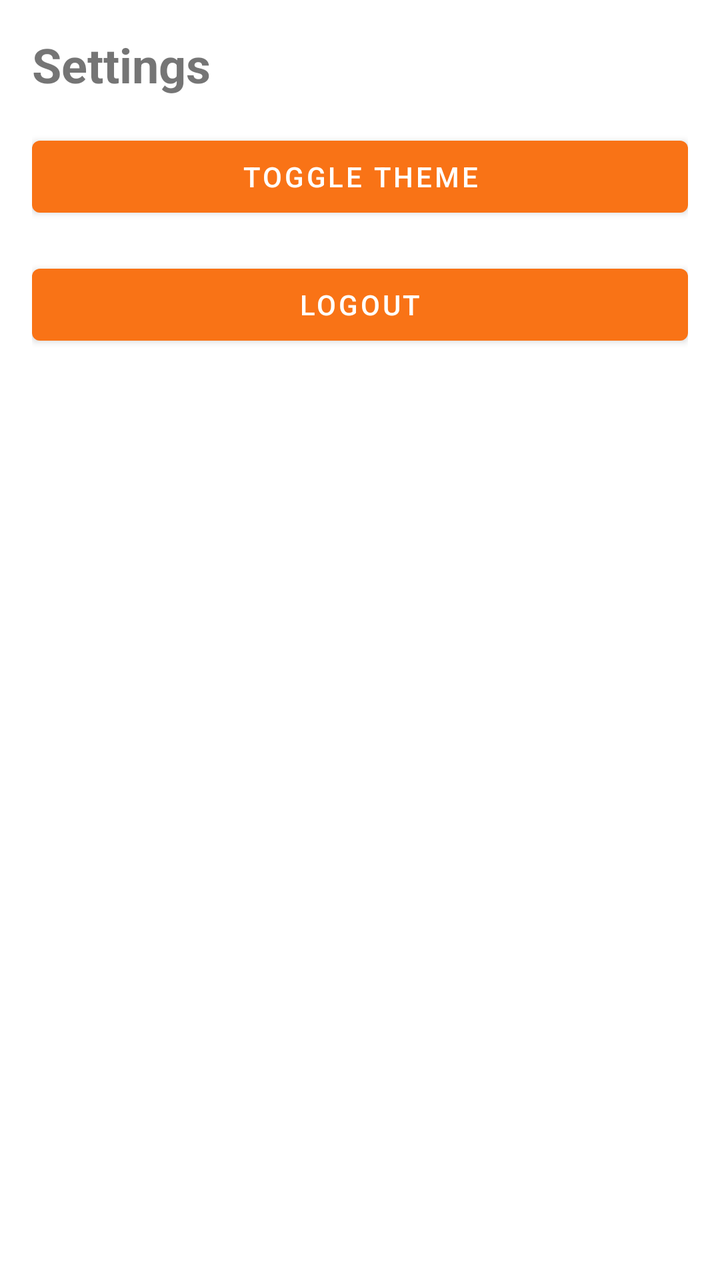
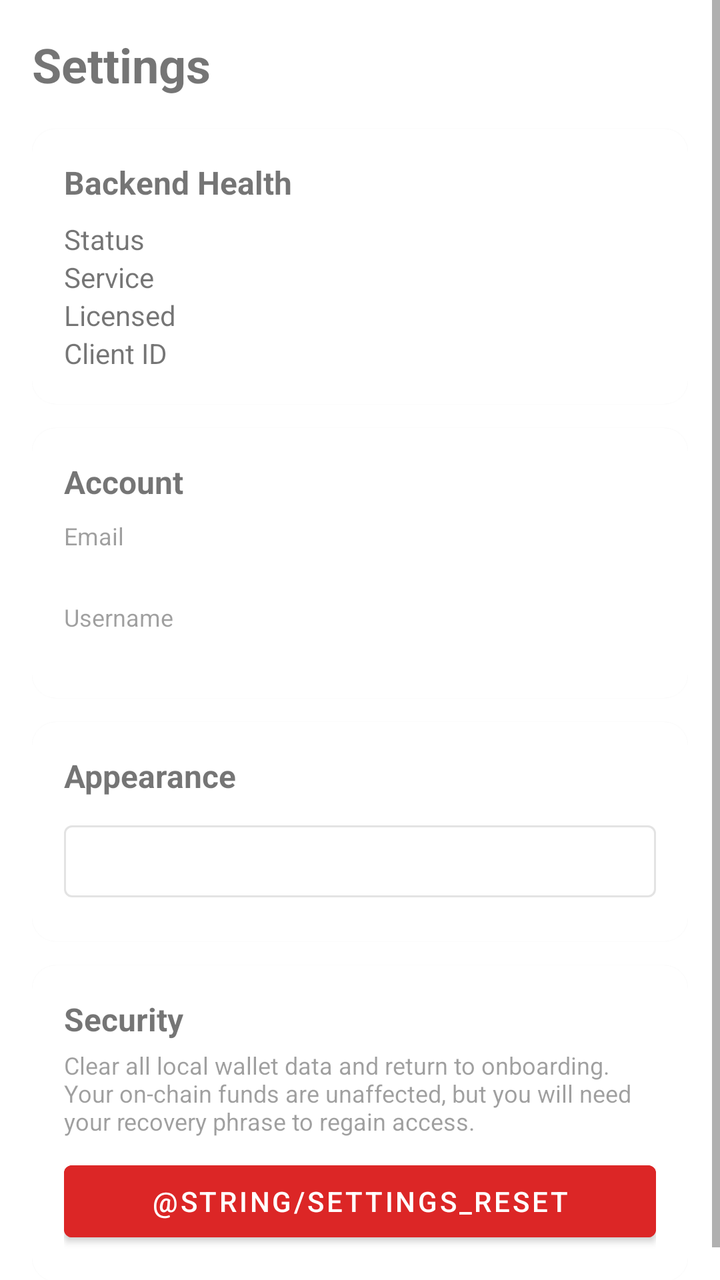

Before-and-after screenshots of an Android layout around one commit, followed by the original layout XML and the change that was made.
<!-- AndroidManifest.xml: application theme Theme.UserWallet -->
<!-- res/layout/fragment_settings.xml -->
<?xml version="1.0" encoding="utf-8"?>
<LinearLayout xmlns:android="http://schemas.android.com/apk/res/android"
    android:layout_width="match_parent"
    android:layout_height="match_parent"
    android:orientation="vertical"
    android:padding="16dp">

    <TextView
        android:layout_width="wrap_content"
        android:layout_height="wrap_content"
        android:text="Settings"
        android:textSize="24sp"
        android:textStyle="bold" />

    <Button
        android:id="@+id/themeButton"
        android:layout_width="match_parent"
        android:layout_height="wrap_content"
        android:layout_marginTop="16dp"
        android:text="Toggle Theme" />

    <Button
        android:id="@+id/logoutButton"
        android:layout_width="match_parent"
        android:layout_height="wrap_content"
        android:layout_marginTop="16dp"
        android:text="Logout" />

</LinearLayout>
<!-- resources referenced by this layout -->
<resources>
  <style name="Theme.UserWallet" parent="Theme.MaterialComponents.DayNight.NoActionBar">
          <item name="colorPrimary">#F97316</item>
          <item name="colorPrimaryVariant">#EA580C</item>
          <item name="colorOnPrimary">#FFFFFF</item>
          <item name="colorSecondary">#FB923C</item>
      </style>
</resources>

<!-- the commit's change to res/layout/fragment_settings.xml (unified diff, before → after) -->
@@ -1,29 +1,234 @@
 <?xml version="1.0" encoding="utf-8"?>
-<LinearLayout xmlns:android="http://schemas.android.com/apk/res/android"
+<ScrollView xmlns:android="http://schemas.android.com/apk/res/android"
+    xmlns:app="http://schemas.android.com/apk/res-auto"
     android:layout_width="match_parent"
     android:layout_height="match_parent"
-    android:orientation="vertical"
-    android:padding="16dp">
-
-    <TextView
-        android:layout_width="wrap_content"
-        android:layout_height="wrap_content"
-        android:text="Settings"
-        android:textSize="24sp"
-        android:textStyle="bold" />
-
-    <Button
-        android:id="@+id/themeButton"
+    android:fillViewport="true">
+
+    <LinearLayout
         android:layout_width="match_parent"
         android:layout_height="wrap_content"
-        android:layout_marginTop="16dp"
-        android:text="Toggle Theme" />
-
-    <Button
-        android:id="@+id/logoutButton"
-        android:layout_width="match_parent"
-        android:layout_height="wrap_content"
-        android:layout_marginTop="16dp"
-        android:text="Logout" />
-
-</LinearLayout>
+        android:orientation="vertical"
+        android:padding="16dp">
+
+        <TextView
+            android:layout_width="wrap_content"
+            android:layout_height="wrap_content"
+            android:text="@string/settings_title"
+            android:textSize="24sp"
+            android:textStyle="bold" />
+
+        <com.google.android.material.card.MaterialCardView
+            android:layout_width="match_parent"
+            android:layout_height="wrap_content"
+            android:layout_marginTop="16dp"
+            app:cardCornerRadius="12dp"
+            app:contentPadding="16dp">
+
+            <LinearLayout
+                android:layout_width="match_parent"
+                android:layout_height="wrap_content"
+                android:orientation="vertical">
+
+                <TextView
+                    android:layout_width="wrap_content"
+                    android:layout_height="wrap_content"
+                    android:text="@string/settings_backend_health"
+                    android:textSize="16sp"
+                    android:textStyle="bold" />
+
+                <LinearLayout
+                    android:layout_width="match_parent"
+                    android:layout_height="wrap_content"
+                    android:layout_marginTop="8dp"
+                    android:orientation="horizontal">
+
+                    <TextView
+                        android:layout_width="0dp"
+                        android:layout_height="wrap_content"
+                        android:layout_weight="1"
+                        android:text="@string/settings_status" />
+
+                    <TextView
+                        android:id="@+id/healthStatus"
+                        android:layout_width="0dp"
+                        android:layout_height="wrap_content"
+                        android:layout_weight="2" />
+                </LinearLayout>
+
+                <LinearLayout
+                    android:layout_width="match_parent"
+                    android:layout_height="wrap_content"
+                    android:orientation="horizontal">
+
+                    <TextView
+                        android:layout_width="0dp"
+                        android:layout_height="wrap_content"
+                        android:layout_weight="1"
+                        android:text="@string/settings_service" />
+
+                    <TextView
+                        android:id="@+id/healthService"
+                        android:layout_width="0dp"
+                        android:layout_height="wrap_content"
+                        android:layout_weight="2" />
+                </LinearLayout>
+
+                <LinearLayout
+                    android:layout_width="match_parent"
+                    android:layout_height="wrap_content"
+                    android:orientation="horizontal">
+
+                    <TextView
+                        android:layout_width="0dp"
+                        android:layout_height="wrap_content"
+                        android:layout_weight="1"
+                        android:text="@string/settings_licensed" />
+
+                    <TextView
+                        android:id="@+id/healthLicensed"
+                        android:layout_width="0dp"
+                        android:layout_height="wrap_content"
+                        android:layout_weight="2" />
+                </LinearLayout>
+
+                <LinearLayout
+                    android:layout_width="match_parent"
+                    android:layout_height="wrap_content"
+                    android:orientation="horizontal">
+
+                    <TextView
+                        android:layout_width="0dp"
+                        android:layout_height="wrap_content"
+                        android:layout_weight="1"
+                        android:text="@string/settings_client_id" />
+
+                    <TextView
+                        android:id="@+id/healthClientId"
+                        android:layout_width="0dp"
+                        android:layout_height="wrap_content"
+                        android:layout_weight="2"
+                        android:fontFamily="monospace"
+                        android:textSize="11sp" />
+                </LinearLayout>
+            </LinearLayout>
+        </com.google.android.material.card.MaterialCardView>
+
+        <com.google.android.material.card.MaterialCardView
+            android:layout_width="match_parent"
+            android:layout_height="wrap_content"
+            android:layout_marginTop="12dp"
+            app:cardCornerRadius="12dp"
+            app:contentPadding="16dp">
+
+            <LinearLayout
+                android:layout_width="match_parent"
+                android:layout_height="wrap_content"
+                android:orientation="vertical">
+
+                <TextView
+                    android:layout_width="wrap_content"
+                    android:layout_height="wrap_content"
+                    android:text="@string/settings_account"
+                    android:textSize="16sp"
+                    android:textStyle="bold" />
+
+                <TextView
+                    android:layout_width="wrap_content"
+                    android:layout_height="wrap_content"
+                    android:layout_marginTop="8dp"
+                    android:text="@string/settings_email"
+                    android:textSize="12sp"
+                    android:alpha="0.7" />
+
+                <TextView
+                    android:id="@+id/accountEmail"
+                    android:layout_width="match_parent"
+                    android:layout_height="wrap_content"
+                    android:fontFamily="monospace"
+                    android:textSize="12sp" />
+
+                <TextView
+                    android:layout_width="wrap_content"
+                    android:layout_height="wrap_content"
+                    android:layout_marginTop="8dp"
+                    android:text="@string/settings_username"
+                    android:textSize="12sp"
+                    android:alpha="0.7" />
+
+                <TextView
+                    android:id="@+id/accountUsername"
+                    android:layout_width="match_parent"
+                    android:layout_height="wrap_content"
+                    android:fontFamily="monospace"
+                    android:textSize="12sp" />
+            </LinearLayout>
+        </com.google.android.material.card.MaterialCardView>
+
+        <com.google.android.material.card.MaterialCardView
+            android:layout_width="match_parent"
+            android:layout_height="wrap_content"
+            android:layout_marginTop="12dp"
+            app:cardCornerRadius="12dp"
+            app:contentPadding="16dp">
+
+            <LinearLayout
+                android:layout_width="match_parent"
+                android:layout_height="wrap_content"
+                android:orientation="vertical">
+
+                <TextView
+                    android:layout_width="wrap_content"
+                    android:layout_height="wrap_content"
+                    android:text="@string/settings_appearance"
+                    android:textSize="16sp"
+                    android:textStyle="bold" />
+
+                <com.google.android.material.button.MaterialButton
+                    android:id="@+id/themeButton"
+                    style="@style/Widget.MaterialComponents.Button.OutlinedButton"
+                    android:layout_width="match_parent"
+                    android:layout_height="wrap_content"
+                    android:layout_marginTop="8dp" />
+            </LinearLayout>
+        </com.google.android.material.card.MaterialCardView>
+
+        <com.google.android.material.card.MaterialCardView
+            android:layout_width="match_parent"
+            android:layout_height="wrap_content"
+            android:layout_marginTop="12dp"
+            app:cardCornerRadius="12dp"
+            app:contentPadding="16dp">
+
+            <LinearLayout
+                android:layout_width="match_parent"
+                android:layout_height="wrap_content"
+                android:orientation="vertical">
+
+                <TextView
+                    android:layout_width="wrap_content"
+                    android:layout_height="wrap_content"
+                    android:text="@string/settings_security"
+                    android:textSize="16sp"
+                    android:textStyle="bold" />
+
+                <TextView
+                    android:layout_width="match_parent"
+                    android:layout_height="wrap_content"
+                    android:layout_marginTop="4dp"
+                    android:text="@string/settings_reset_desc"
+                    android:textSize="12sp"
+                    android:alpha="0.7" />
+
+                <com.google.android.material.button.MaterialButton
+                    android:id="@+id/logoutButton"
+                    style="@style/Widget.MaterialComponents.Button"
+                    android:layout_width="match_parent"
+                    android:layout_height="wrap_content"
+                    android:layout_marginTop="8dp"
+                    android:backgroundTint="@color/error"
+                    android:text="@string/settings_reset" />
+            </LinearLayout>
+        </com.google.android.material.card.MaterialCardView>
+    </LinearLayout>
+</ScrollView>
<!-- resource entries referenced after the edit -->
@@ -1,10 +1,29 @@
 <!-- resources referenced by this layout -->
 <resources>
+  <color name="error">#DC2626</color>
+  <string name="settings_account">Account</string>
+  <string name="settings_appearance">Appearance</string>
+  <string name="settings_backend_health">Backend Health</string>
+  <string name="settings_client_id">Client ID</string>
+  <string name="settings_email">Email</string>
+  <string name="settings_licensed">Licensed</string>
+  <string name="settings_reset_desc">Clear all local wallet data and return to onboarding. Your on-chain funds are unaffected, but you will need your recovery phrase to regain access.</string>
+  <string name="settings_security">Security</string>
+  <string name="settings_service">Service</string>
+  <string name="settings_status">Status</string>
+  <string name="settings_title">Settings</string>
+  <string name="settings_username">Username</string>
   <style name="Theme.UserWallet" parent="Theme.MaterialComponents.DayNight.NoActionBar">
           <item name="colorPrimary">#F97316</item>
           <item name="colorPrimaryVariant">#EA580C</item>
           <item name="colorOnPrimary">#FFFFFF</item>
           <item name="colorSecondary">#FB923C</item>
+          <item name="colorOnSecondary">#1F1300</item>
+          <item name="colorSurface">@android:color/white</item>
+          <item name="colorOnSurface">#1B1B1B</item>
+          <item name="colorBackground">#FAFAFA</item>
+          <item name="colorError">#DC2626</item>
+          <item name="android:statusBarColor">?attr/colorPrimaryVariant</item>
       </style>
 </resources>
 
